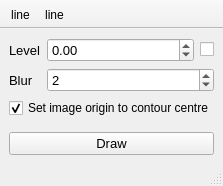
Above: plugins/Contours/Contours.ui from NeutrinoToolkit/Neutrino before the change. Below: the same form after it.
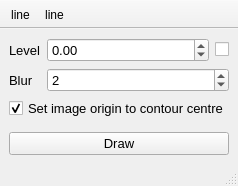
That is the form after the change. Icons and pictures are not drawn.

What changed in the file:
```diff
--- a/plugins/Contours/Contours.ui
+++ b/plugins/Contours/Contours.ui
@@ -65,6 +65,11 @@
        </item>
        <item row="2" column="0" colspan="2">
         <widget class="QCheckBox" name="moveOrigin">
+         <property name="font">
+          <font>
+           <pointsize>10</pointsize>
+          </font>
+         </property>
          <property name="toolTip">
           <string>Move the origin of the image to the centre used for the contour</string>
          </property>
```
